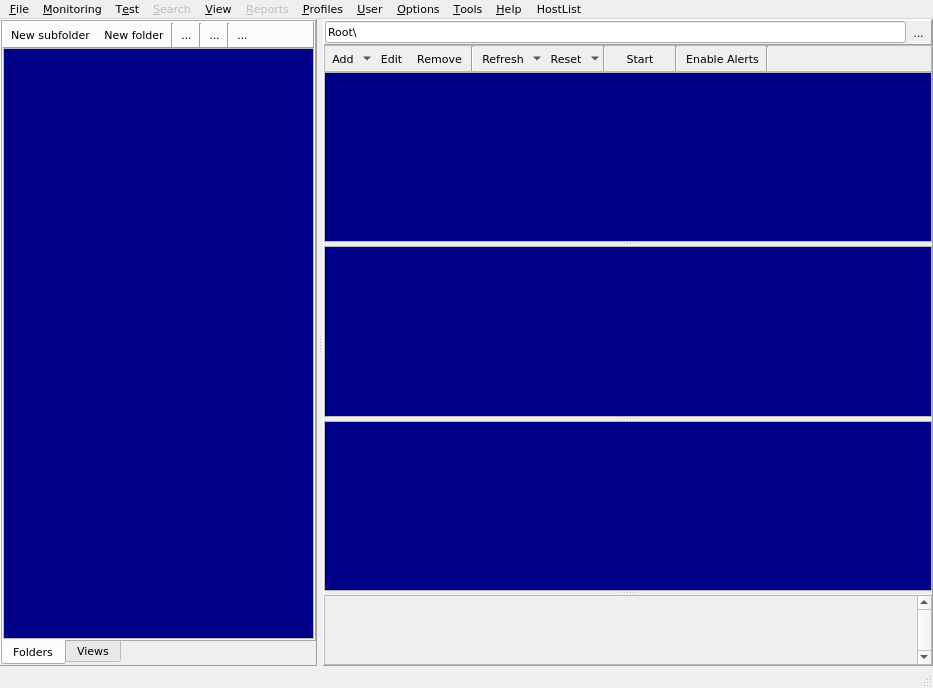
First picture: the form in qHostMonitor/qMainForm.ui, repository khomchenkovaa/QHostMonitor, before the edit.
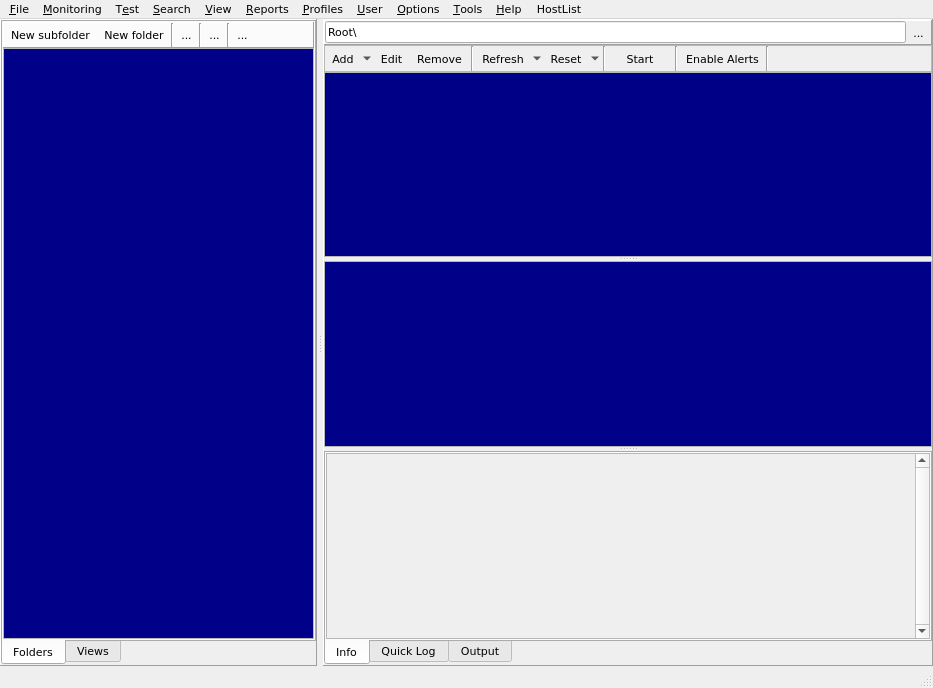
Second picture: the form after the edit. Icons and pictures are not drawn. Custom widgets are drawn as their Qt base class.

Commit message: Added: debug window into info panel

Diff of the .ui file:
```diff
--- a/qHostMonitor/qMainForm.ui
+++ b/qHostMonitor/qMainForm.ui
@@ -1226,7 +1226,7 @@
           </property>
           <widget class="QListView" name="lvTestList">
            <property name="sizePolicy">
-            <sizepolicy hsizetype="Preferred" vsizetype="Preferred">
+            <sizepolicy hsizetype="Preferred" vsizetype="Expanding">
              <horstretch>0</horstretch>
              <verstretch>0</verstretch>
             </sizepolicy>
@@ -1325,7 +1325,7 @@
           </widget>
           <widget class="QTreeView" name="trvTestList">
            <property name="sizePolicy">
-            <sizepolicy hsizetype="Preferred" vsizetype="Preferred">
+            <sizepolicy hsizetype="Preferred" vsizetype="Expanding">
              <horstretch>0</horstretch>
              <verstretch>0</verstretch>
             </sizepolicy>
@@ -1422,12 +1422,9 @@
             <bool>true</bool>
            </property>
           </widget>
-          <widget class="QTableView" name="tblQuickLogView">
-           <property name="sizePolicy">
-            <sizepolicy hsizetype="Preferred" vsizetype="Preferred">
-             <horstretch>0</horstretch>
-             <verstretch>0</verstretch>
-            </sizepolicy>
+          <widget class="QTabWidget" name="pnlInfo">
+           <property name="tabPosition">
+            <enum>QTabWidget::South</enum>
            </property>
            <property name="palette">
             <palette>
@@ -1493,41 +1490,176 @@
              </disabled>
             </palette>
            </property>
-          </widget>
-          <widget class="QScrollArea" name="pnlInfoPane">
-           <property name="sizePolicy">
-            <sizepolicy hsizetype="Preferred" vsizetype="Preferred">
-             <horstretch>0</horstretch>
-             <verstretch>0</verstretch>
-            </sizepolicy>
-           </property>
-           <property name="maximumSize">
-            <size>
-             <width>16777215</width>
-             <height>300</height>
-            </size>
-           </property>
-           <property name="verticalScrollBarPolicy">
-            <enum>Qt::ScrollBarAlwaysOn</enum>
-           </property>
-           <property name="widgetResizable">
-            <bool>true</bool>
-           </property>
-           <widget class="SDPO::MainInfoPaneWidget" name="wMainInfoPane">
-            <property name="geometry">
-             <rect>
-              <x>0</x>
-              <y>0</y>
-              <width>639</width>
-              <height>82</height>
-             </rect>
-            </property>
-            <property name="maximumSize">
-             <size>
-              <width>16777215</width>
-              <height>300</height>
-             </size>
-            </property>
+           <widget class="QWidget" name="tabInfoPane">
+            <attribute name="title">
+             <string>Info</string>
+            </attribute>
+            <layout class="QHBoxLayout" name="horizontalLayout_6">
+             <property name="spacing">
+              <number>0</number>
+             </property>
+             <property name="leftMargin">
+              <number>0</number>
+             </property>
+             <property name="topMargin">
+              <number>0</number>
+             </property>
+             <property name="rightMargin">
+              <number>0</number>
+             </property>
+             <property name="bottomMargin">
+              <number>0</number>
+             </property>
+             <item>
+              <widget class="QScrollArea" name="pnlInfoPane">
+               <property name="sizePolicy">
+                <sizepolicy hsizetype="Expanding" vsizetype="Expanding">
+                 <horstretch>0</horstretch>
+                 <verstretch>0</verstretch>
+                </sizepolicy>
+               </property>
+               <property name="verticalScrollBarPolicy">
+                <enum>Qt::ScrollBarAlwaysOn</enum>
+               </property>
+               <property name="widgetResizable">
+                <bool>true</bool>
+               </property>
+               <widget class="SDPO::MainInfoPaneWidget" name="wMainInfoPane">
+                <property name="sizePolicy">
+                 <sizepolicy hsizetype="Expanding" vsizetype="Expanding">
+                  <horstretch>0</horstretch>
+                  <verstretch>0</verstretch>
+                 </sizepolicy>
+                </property>
+               </widget>
+              </widget>
+             </item>
+            </layout>
+           </widget>
+           <widget class="QWidget" name="tabQuickLog">
+            <attribute name="title">
+             <string>Quick Log</string>
+            </attribute>
+            <layout class="QHBoxLayout" name="horizontalLayout_7">
+             <property name="spacing">
+              <number>0</number>
+             </property>
+             <property name="leftMargin">
+              <number>0</number>
+             </property>
+             <property name="topMargin">
+              <number>0</number>
+             </property>
+             <property name="rightMargin">
+              <number>0</number>
+             </property>
+             <property name="bottomMargin">
+              <number>0</number>
+             </property>
+             <item>
+              <widget class="QTableView" name="tblQuickLogView">
+               <property name="sizePolicy">
+                <sizepolicy hsizetype="Expanding" vsizetype="Expanding">
+                 <horstretch>0</horstretch>
+                 <verstretch>0</verstretch>
+                </sizepolicy>
+               </property>
+               <property name="palette">
+                <palette>
+                 <active>
+                  <colorrole role="Text">
+                   <brush brushstyle="SolidPattern">
+                    <color alpha="255">
+                     <red>254</red>
+                     <green>254</green>
+                     <blue>254</blue>
+                    </color>
+                   </brush>
+                  </colorrole>
+                  <colorrole role="Base">
+                   <brush brushstyle="SolidPattern">
+                    <color alpha="255">
+                     <red>0</red>
+                     <green>0</green>
+                     <blue>136</blue>
+                    </color>
+                   </brush>
+                  </colorrole>
+                 </active>
+                 <inactive>
+                  <colorrole role="Text">
+                   <brush brushstyle="SolidPattern">
+                    <color alpha="255">
+                     <red>254</red>
+                     <green>254</green>
+                     <blue>254</blue>
+                    </color>
+                   </brush>
+                  </colorrole>
+                  <colorrole role="Base">
+                   <brush brushstyle="SolidPattern">
+                    <color alpha="255">
+                     <red>0</red>
+                     <green>0</green>
+                     <blue>136</blue>
+                    </color>
+                   </brush>
+                  </colorrole>
+                 </inactive>
+                 <disabled>
+                  <colorrole role="Text">
+                   <brush brushstyle="SolidPattern">
+                    <color alpha="255">
+                     <red>190</red>
+                     <green>190</green>
+                     <blue>190</blue>
+                    </color>
+                   </brush>
+                  </colorrole>
+                  <colorrole role="Base">
+                   <brush brushstyle="SolidPattern">
+                    <color alpha="255">
+                     <red>239</red>
+                     <green>235</green>
+                     <blue>231</blue>
+                    </color>
+                   </brush>
+                  </colorrole>
+                 </disabled>
+                </palette>
+               </property>
+              </widget>
+             </item>
+            </layout>
+           </widget>
+           <widget class="QWidget" name="tabOutput">
+            <attribute name="title">
+             <string>Output</string>
+            </attribute>
+            <layout class="QHBoxLayout" name="horizontalLayout_8">
+             <property name="spacing">
+              <number>0</number>
+             </property>
+             <property name="leftMargin">
+              <number>0</number>
+             </property>
+             <property name="topMargin">
+              <number>0</number>
+             </property>
+             <property name="rightMargin">
+              <number>0</number>
+             </property>
+             <property name="bottomMargin">
+              <number>0</number>
+             </property>
+             <item>
+              <widget class="QTextEdit" name="textTestDebug">
+               <property name="readOnly">
+                <bool>true</bool>
+               </property>
+              </widget>
+             </item>
+            </layout>
            </widget>
           </widget>
          </widget>
@@ -1858,9 +1990,6 @@
     <addaction name="actTemplates"/>
    </widget>
    <widget class="QMenu" name="mnuSearch">
-    <property name="enabled">
-     <bool>false</bool>
-    </property>
     <property name="title">
      <string>&amp;Search</string>
     </property>
@@ -1894,9 +2023,6 @@
     <addaction name="actStatusBar"/>
    </widget>
    <widget class="QMenu" name="mnuReports">
-    <property name="enabled">
-     <bool>false</bool>
-    </property>
     <property name="title">
      <string>&amp;Reports</string>
     </property>
```
Left out of the diff: 87 changed lines with no effect on the pictures. The commit also changes 4 other files.
